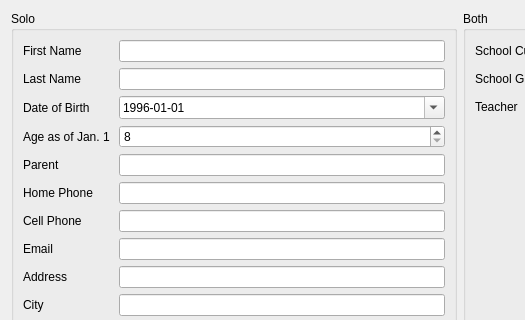
Old version of the form Forms/ui_addParticipantDialog.ui in the repository diana134/afs; both pictures show x 0 to 525 and y 0 to 320 of the 1371 by 429 pixel window.
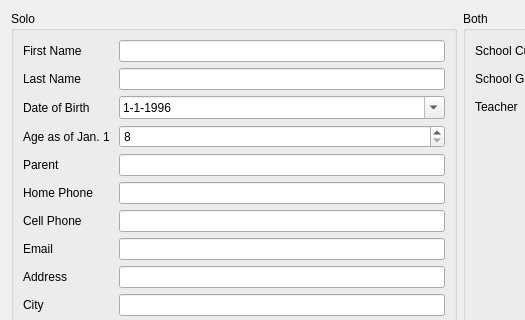
New version of the form.

Patch:
```diff
--- a/Forms/ui_addParticipantDialog.ui
+++ b/Forms/ui_addParticipantDialog.ui
@@ -218,7 +218,7 @@
          </date>
         </property>
         <property name="displayFormat">
-         <string>yyyy-MM-dd</string>
+         <string>d-M-yyyy</string>
         </property>
         <property name="calendarPopup">
          <bool>true</bool>
```
